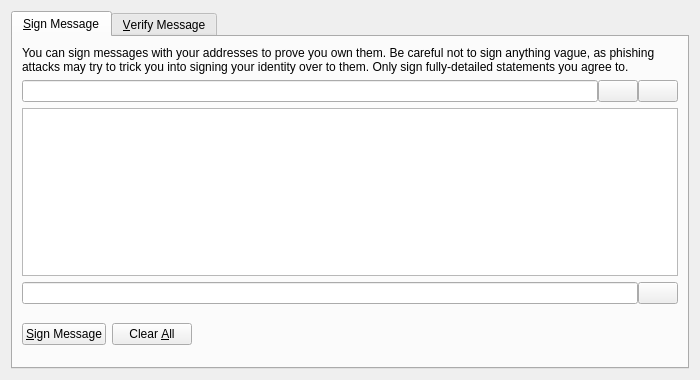
Before: the Qt Designer form src/qt/forms/signverifymessagedialog.ui in CryptoHelp/PreminePlus, drawn with Qt 5.
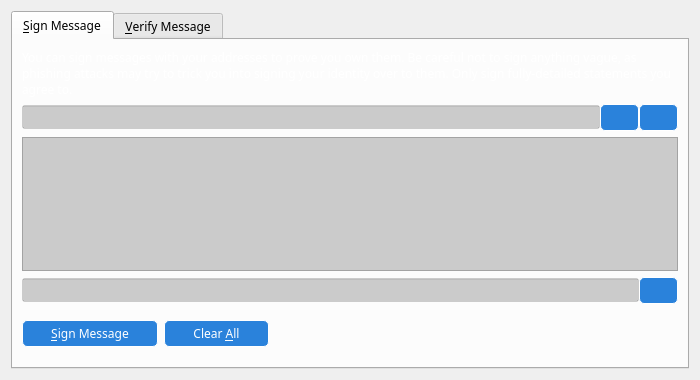
After: the same form once the commit is applied. The open tabs and pages were chosen to show the change. Icons and pictures are not drawn. Custom widgets are drawn as their Qt base class.

Diff of the .ui file:
```diff
--- a/src/qt/forms/signverifymessagedialog.ui
+++ b/src/qt/forms/signverifymessagedialog.ui
@@ -10,9 +10,18 @@
     <height>380</height>
    </rect>
   </property>
+  <property name="sizePolicy">
+   <sizepolicy hsizetype="Fixed" vsizetype="Fixed">
+    <horstretch>0</horstretch>
+    <verstretch>0</verstretch>
+   </sizepolicy>
+  </property>
   <property name="windowTitle">
    <string>Signatures - Sign / Verify a Message</string>
   </property>
+  <property name="styleSheet">
+   <string notr="true">background:url(:/images/ccontrol);font-family:impact;</string>
+  </property>
   <property name="modal">
    <bool>true</bool>
   </property>
@@ -23,12 +32,24 @@
       <number>1</number>
      </property>
      <widget class="QWidget" name="tabSignMessage">
+      <property name="styleSheet">
+       <string notr="true">background:rgba(255,255,255,50);color:white;</string>
+      </property>
       <attribute name="title">
        <string>&amp;Sign Message</string>
       </attribute>
       <layout class="QVBoxLayout" name="verticalLayout_SM">
        <item>
         <widget class="QLabel" name="infoLabel_SM">
+         <property name="font">
+          <font>
+           <family>impact</family>
+           <pointsize>9</pointsize>
+          </font>
+         </property>
+         <property name="styleSheet">
+          <string notr="true">background:none;</string>
+         </property>
          <property name="text">
           <string>You can sign messages with your addresses to prove you own them. Be careful not to sign anything vague, as phishing attacks may try to trick you into signing your identity over to them. Only sign fully-detailed statements you agree to.</string>
          </property>
@@ -47,9 +68,24 @@
          </property>
          <item>
           <widget class="QValidatedLineEdit" name="addressIn_SM">
+           <property name="minimumSize">
+            <size>
+             <width>0</width>
+             <height>24</height>
+            </size>
+           </property>
+           <property name="maximumSize">
+            <size>
+             <width>16777215</width>
+             <height>24</height>
+            </size>
+           </property>
            <property name="toolTip">
             <string>The address to sign the message with (e.g. 4Zo1ga6xuKuQ7JV7M9rGDoxdbYwV5zgQJ5)</string>
            </property>
+           <property name="styleSheet">
+            <string notr="true">background:rgba(0,0,0,50)</string>
+           </property>
            <property name="maxLength">
             <number>34</number>
            </property>
@@ -60,6 +96,9 @@
            <property name="toolTip">
             <string>Choose an address from the address book</string>
            </property>
+           <property name="styleSheet">
+            <string notr="true">background: #2a82db; color: white; border-radius: 5px; padding:4px;border:1px solid white;</string>
+           </property>
            <property name="text">
             <string/>
            </property>
@@ -80,6 +119,9 @@
            <property name="toolTip">
             <string>Paste address from clipboard</string>
            </property>
+           <property name="styleSheet">
+            <string notr="true">background: #2a82db; color: white; border-radius: 5px; padding:4px;border:1px solid white;</string>
+           </property>
            <property name="text">
             <string/>
            </property>
@@ -102,6 +144,9 @@
          <property name="toolTip">
           <string>Enter the message you want to sign here</string>
          </property>
+         <property name="styleSheet">
+          <string notr="true">background:rgba(0,0,0,50)</string>
+         </property>
         </widget>
        </item>
        <item>
@@ -111,11 +156,26 @@
          </property>
          <item>
           <widget class="QLineEdit" name="signatureOut_SM">
+           <property name="minimumSize">
+            <size>
+             <width>0</width>
+             <height>24</height>
+            </size>
+           </property>
+           <property name="maximumSize">
+            <size>
+             <width>16777215</width>
+             <height>24</height>
+            </size>
+           </property>
            <property name="font">
             <font>
-             <italic>true</italic>
+             <family>impact</family>
             </font>
            </property>
+           <property name="styleSheet">
+            <string notr="true">background:rgba(0,0,0,50)</string>
+           </property>
            <property name="readOnly">
             <bool>true</bool>
            </property>
@@ -126,6 +186,9 @@
            <property name="toolTip">
             <string>Copy the current signature to the system clipboard</string>
            </property>
+           <property name="styleSheet">
+            <string notr="true">background: #2a82db; color: white; border-radius: 5px; padding:4px;border:1px solid white;</string>
+           </property>
            <property name="text">
             <string/>
            </property>
@@ -147,6 +210,9 @@
            <property name="toolTip">
             <string>Sign the message to prove you own this PreminePlus address</string>
            </property>
+           <property name="styleSheet">
+            <string notr="true">background: #2a82db; color: white; border-radius: 5px; padding:4px 28px;border:1px solid white;</string>
+           </property>
            <property name="text">
             <string>&amp;Sign Message</string>
            </property>
@@ -164,6 +230,9 @@
            <property name="toolTip">
             <string>Reset all sign message fields</string>
            </property>
+           <property name="styleSheet">
+            <string notr="true">background: #2a82db; color: white; border-radius: 5px; padding:4px 28px;border:1px solid white;</string>
+           </property>
            <property name="text">
             <string>Clear &amp;All</string>
            </property>
@@ -193,10 +262,12 @@
           <widget class="QLabel" name="statusLabel_SM">
            <property name="font">
             <font>
-             <weight>75</weight>
-             <bold>true</bold>
+             <family>impact</family>
             </font>
            </property>
+           <property name="styleSheet">
+            <string notr="true">background:none;</string>
+           </property>
            <property name="text">
             <string/>
            </property>
```
Left out of the diff: 68 changed lines with no effect on the pictures.
